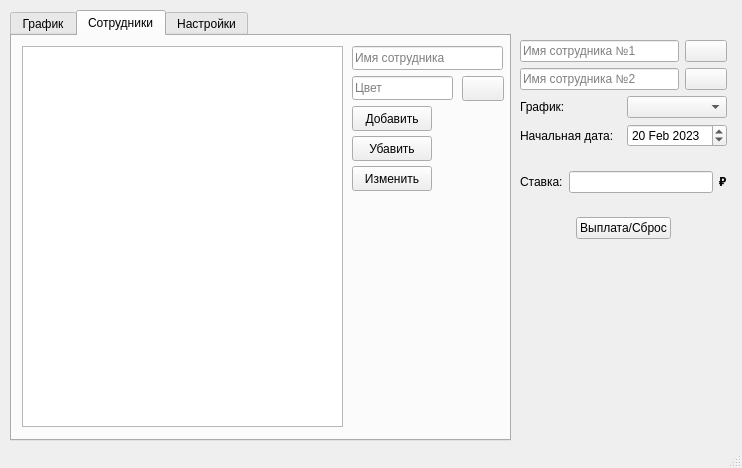
This is mainwindow.ui in The-Zealot/WBScheduleManager as Qt 5 draws it before an edit. The edited form follows.
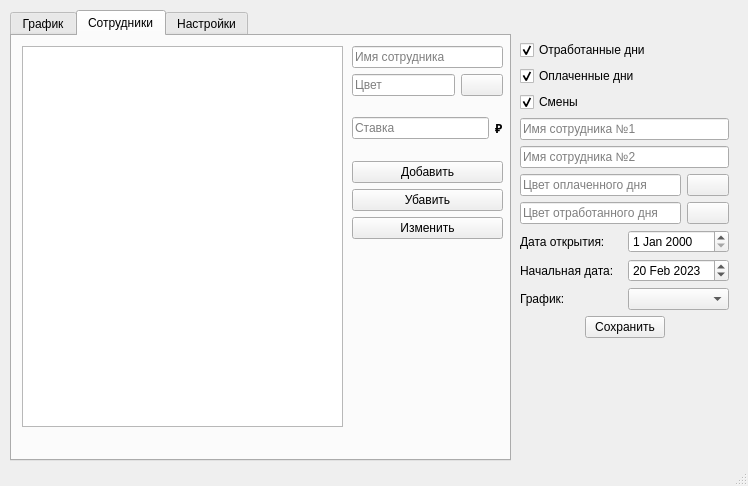
This is the edited form.

Commit message: Redesigned main form

```diff
--- a/mainwindow.ui
+++ b/mainwindow.ui
@@ -6,8 +6,8 @@
    <rect>
     <x>0</x>
     <y>0</y>
-    <width>742</width>
-    <height>468</height>
+    <width>748</width>
+    <height>486</height>
    </rect>
   </property>
   <property name="windowTitle">
@@ -20,7 +20,7 @@
       <x>10</x>
       <y>10</y>
       <width>501</width>
-      <height>431</height>
+      <height>451</height>
      </rect>
     </property>
     <property name="tabPosition">
@@ -42,12 +42,24 @@
      <widget class="QCalendarWidget" name="calendarWidget">
       <property name="geometry">
        <rect>
-        <x>10</x>
-        <y>100</y>
-        <width>301</width>
-        <height>291</height>
+        <x>11</x>
+        <y>104</y>
+        <width>285</width>
+        <height>303</height>
        </rect>
       </property>
+      <property name="sizePolicy">
+       <sizepolicy hsizetype="Preferred" vsizetype="Preferred">
+        <horstretch>0</horstretch>
+        <verstretch>0</verstretch>
+       </sizepolicy>
+      </property>
+      <property name="minimumSize">
+       <size>
+        <width>0</width>
+        <height>0</height>
+       </size>
+      </property>
       <property name="styleSheet">
        <string notr="true">QCalendarWidget QToolButton {
   	color: white;
@@ -96,43 +108,12 @@
        <bool>true</bool>
       </property>
      </widget>
-     <widget class="QTextBrowser" name="textBrowserLoggs">
-      <property name="geometry">
-       <rect>
-        <x>320</x>
-        <y>250</y>
-        <width>171</width>
-        <height>141</height>
-       </rect>
-      </property>
-      <property name="sizePolicy">
-       <sizepolicy hsizetype="Expanding" vsizetype="Expanding">
-        <horstretch>0</horstretch>
-        <verstretch>0</verstretch>
-       </sizepolicy>
-      </property>
-      <property name="maximumSize">
-       <size>
-        <width>16777215</width>
-        <height>16777215</height>
-       </size>
-      </property>
-      <property name="html">
-       <string>&lt;!DOCTYPE HTML PUBLIC &quot;-//W3C//DTD HTML 4.0//EN&quot; &quot;http://www.w3.org/TR/REC-html40/strict.dtd&quot;&gt;
-&lt;html&gt;&lt;head&gt;&lt;meta name=&quot;qrichtext&quot; content=&quot;1&quot; /&gt;&lt;style type=&quot;text/css&quot;&gt;
-p, li { white-space: pre-wrap; }
-&lt;/style&gt;&lt;/head&gt;&lt;body style=&quot; font-family:'MS Shell Dlg 2'; font-size:7.8pt; font-weight:400; font-style:normal;&quot;&gt;
-&lt;p style=&quot; margin-top:0px; margin-bottom:0px; margin-left:0px; margin-right:0px; -qt-block-indent:0; text-indent:0px;&quot;&gt;Смен отработано:&lt;/p&gt;
-&lt;p style=&quot; margin-top:0px; margin-bottom:0px; margin-left:0px; margin-right:0px; -qt-block-indent:0; text-indent:0px;&quot;&gt;Сотрудник %1: %2 (%3 руб.)&lt;/p&gt;
-&lt;p style=&quot; margin-top:0px; margin-bottom:0px; margin-left:0px; margin-right:0px; -qt-block-indent:0; text-indent:0px;&quot;&gt;Сотрудник %4: %5 (%6 руб.)&lt;/p&gt;&lt;/body&gt;&lt;/html&gt;</string>
-      </property>
-     </widget>
      <widget class="QGroupBox" name="groupBox">
       <property name="geometry">
        <rect>
-        <x>10</x>
-        <y>10</y>
-        <width>481</width>
+        <x>11</x>
+        <y>11</y>
+        <width>475</width>
         <height>86</height>
        </rect>
       </property>
@@ -272,15 +253,52 @@
        </item>
       </layout>
      </widget>
+     <widget class="QWidget" name="layoutWidget">
+      <property name="geometry">
+       <rect>
+        <x>303</x>
+        <y>104</y>
+        <width>183</width>
+        <height>303</height>
+       </rect>
+      </property>
+      <layout class="QVBoxLayout" name="verticalLayout_6">
+       <item>
      <widget class="QTextBrowser" name="textBrowserShiftInfo">
-      <property name="geometry">
-       <rect>
-        <x>320</x>
-        <y>100</y>
-        <width>171</width>
-        <height>141</height>
-       </rect>
-      </property>
+         <property name="sizePolicy">
+          <sizepolicy hsizetype="Maximum" vsizetype="Expanding">
+           <horstretch>0</horstretch>
+           <verstretch>0</verstretch>
+          </sizepolicy>
+         </property>
+        </widget>
+       </item>
+       <item>
+        <widget class="QTextBrowser" name="textBrowserLoggs">
+         <property name="sizePolicy">
+          <sizepolicy hsizetype="Maximum" vsizetype="Expanding">
+           <horstretch>0</horstretch>
+           <verstretch>0</verstretch>
+          </sizepolicy>
+         </property>
+         <property name="maximumSize">
+          <size>
+           <width>16777215</width>
+           <height>16777215</height>
+          </size>
+         </property>
+         <property name="html">
+          <string>&lt;!DOCTYPE HTML PUBLIC &quot;-//W3C//DTD HTML 4.0//EN&quot; &quot;http://www.w3.org/TR/REC-html40/strict.dtd&quot;&gt;
+&lt;html&gt;&lt;head&gt;&lt;meta name=&quot;qrichtext&quot; content=&quot;1&quot; /&gt;&lt;style type=&quot;text/css&quot;&gt;
+p, li { white-space: pre-wrap; }
+&lt;/style&gt;&lt;/head&gt;&lt;body style=&quot; font-family:'MS Shell Dlg 2'; font-size:7.8pt; font-weight:400; font-style:normal;&quot;&gt;
+&lt;p style=&quot; margin-top:0px; margin-bottom:0px; margin-left:0px; margin-right:0px; -qt-block-indent:0; text-indent:0px;&quot;&gt;Смен отработано:&lt;/p&gt;
+&lt;p style=&quot; margin-top:0px; margin-bottom:0px; margin-left:0px; margin-right:0px; -qt-block-indent:0; text-indent:0px;&quot;&gt;Сотрудник %1: %2 (%3 руб.)&lt;/p&gt;
+&lt;p style=&quot; margin-top:0px; margin-bottom:0px; margin-left:0px; margin-right:0px; -qt-block-indent:0; text-indent:0px;&quot;&gt;Сотрудник %4: %5 (%6 руб.)&lt;/p&gt;&lt;/body&gt;&lt;/html&gt;</string>
+         </property>
+        </widget>
+       </item>
+      </layout>
      </widget>
     </widget>
     <widget class="QWidget" name="tab_2">
@@ -297,95 +315,101 @@
        </rect>
       </property>
      </widget>
+     <widget class="QWidget" name="layoutWidget">
+      <property name="geometry">
+       <rect>
+        <x>340</x>
+        <y>10</y>
+        <width>151</width>
+        <height>193</height>
+       </rect>
+      </property>
+      <layout class="QVBoxLayout" name="verticalLayout_4">
+       <item>
+        <layout class="QVBoxLayout" name="verticalLayout_2">
+         <item>
+          <widget class="QLineEdit" name="editEmployeeName">
+           <property name="placeholderText">
+            <string>Имя сотрудника</string>
+           </property>
+          </widget>
+         </item>
+         <item>
+          <layout class="QHBoxLayout" name="horizontalLayout">
+           <item>
      <widget class="QLineEdit" name="editHex">
-      <property name="geometry">
-       <rect>
-        <x>340</x>
-        <y>40</y>
-        <width>101</width>
-        <height>24</height>
-       </rect>
-      </property>
       <property name="placeholderText">
        <string>Цвет</string>
       </property>
      </widget>
-     <widget class="QPushButton" name="buttonEdit">
-      <property name="geometry">
-       <rect>
-        <x>340</x>
-        <y>130</y>
-        <width>80</width>
-        <height>25</height>
-       </rect>
-      </property>
+           </item>
+           <item>
+            <widget class="QPushButton" name="widgetColor_2">
+             <property name="sizePolicy">
+              <sizepolicy hsizetype="Preferred" vsizetype="Fixed">
+               <horstretch>0</horstretch>
+               <verstretch>0</verstretch>
+              </sizepolicy>
+             </property>
+             <property name="minimumSize">
+              <size>
+               <width>42</width>
+               <height>0</height>
+              </size>
+             </property>
       <property name="text">
-       <string>Изменить</string>
-      </property>
-     </widget>
-     <widget class="QPushButton" name="buttonRemove">
-      <property name="geometry">
-       <rect>
-        <x>340</x>
-        <y>100</y>
-        <width>80</width>
-        <height>25</height>
-       </rect>
-      </property>
+              <string/>
+             </property>
+            </widget>
+           </item>
+          </layout>
+         </item>
+         <item>
+          <layout class="QHBoxLayout" name="horizontalLayout_3">
+           <item>
+            <widget class="QLineEdit" name="editSalary">
+             <property name="placeholderText">
+              <string>Ставка</string>
+             </property>
+            </widget>
+           </item>
+           <item>
+            <widget class="QLabel" name="label_2">
       <property name="text">
-       <string>Убавить</string>
-      </property>
-     </widget>
+              <string>&lt;html&gt;&lt;head/&gt;&lt;body&gt;&lt;p&gt;&lt;span style=&quot; font-weight:600;&quot;&gt;₽&lt;/span&gt;&lt;/p&gt;&lt;/body&gt;&lt;/html&gt;</string>
+             </property>
+            </widget>
+           </item>
+          </layout>
+         </item>
+        </layout>
+       </item>
+       <item>
+        <layout class="QVBoxLayout" name="verticalLayout">
+         <item>
      <widget class="QPushButton" name="buttonAdd">
-      <property name="geometry">
-       <rect>
-        <x>340</x>
-        <y>70</y>
-        <width>80</width>
-        <height>25</height>
-       </rect>
-      </property>
       <property name="text">
        <string>Добавить</string>
       </property>
      </widget>
-     <widget class="QLineEdit" name="editEmployee1_2">
-      <property name="geometry">
-       <rect>
-        <x>340</x>
-        <y>10</y>
-        <width>151</width>
-        <height>24</height>
-       </rect>
-      </property>
-      <property name="placeholderText">
-       <string>Имя сотрудника</string>
-      </property>
-     </widget>
-     <widget class="QPushButton" name="widgetColor_2">
-      <property name="geometry">
-       <rect>
-        <x>450</x>
-        <y>40</y>
-        <width>42</width>
-        <height>25</height>
-       </rect>
-      </property>
-      <property name="sizePolicy">
-       <sizepolicy hsizetype="Preferred" vsizetype="Fixed">
-        <horstretch>0</horstretch>
-        <verstretch>0</verstretch>
-       </sizepolicy>
-      </property>
-      <property name="minimumSize">
-       <size>
-        <width>42</width>
-        <height>0</height>
-       </size>
-      </property>
+         </item>
+         <item>
+          <widget class="QPushButton" name="buttonRemove">
+           <property name="text">
+            <string>Убавить</string>
+           </property>
+          </widget>
+         </item>
+         <item>
+          <widget class="QPushButton" name="buttonEdit">
       <property name="text">
-       <string/>
-      </property>
+            <string>Изменить</string>
+           </property>
+          </widget>
+         </item>
+        </layout>
+       </item>
+      </layout>
      </widget>
     </widget>
     <widget class="QWidget" name="tab_3">
@@ -399,15 +423,47 @@
      <rect>
       <x>520</x>
       <y>40</y>
-      <width>207</width>
-      <height>199</height>
+      <width>209</width>
+      <height>421</height>
      </rect>
     </property>
-    <layout class="QVBoxLayout" name="verticalLayout_2">
+    <layout class="QVBoxLayout" name="verticalLayout_7">
      <item>
-      <layout class="QVBoxLayout" name="verticalLayout">
+      <layout class="QVBoxLayout" name="verticalLayout_3">
        <item>
-        <layout class="QHBoxLayout" name="horizontalLayout">
+        <widget class="QCheckBox" name="checkBoxFinishedDays">
+         <property name="text">
+          <string>Отработанные дни</string>
+         </property>
+         <property name="checked">
+          <bool>true</bool>
+         </property>
+        </widget>
+       </item>
+       <item>
+        <widget class="QCheckBox" name="checkBoxPayedDays">
+         <property name="text">
+          <string>Оплаченные дни</string>
+         </property>
+         <property name="checked">
+          <bool>true</bool>
+         </property>
+        </widget>
+       </item>
+       <item>
+        <widget class="QCheckBox" name="checkBoxShifts">
+         <property name="text">
+          <string>Смены</string>
+         </property>
+         <property name="checked">
+          <bool>true</bool>
+         </property>
+        </widget>
+       </item>
+      </layout>
+     </item>
+     <item>
+      <layout class="QVBoxLayout" name="verticalLayout_5">
          <item>
           <widget class="QLineEdit" name="editEmployee1">
            <property name="placeholderText">
@@ -416,29 +472,6 @@
           </widget>
          </item>
          <item>
-          <widget class="QPushButton" name="widgetColor">
-           <property name="sizePolicy">
-            <sizepolicy hsizetype="Preferred" vsizetype="Fixed">
-             <horstretch>0</horstretch>
-             <verstretch>0</verstretch>
-            </sizepolicy>
-           </property>
-           <property name="minimumSize">
-            <size>
-             <width>42</width>
-             <height>0</height>
-            </size>
-           </property>
-           <property name="text">
-            <string/>
-           </property>
-          </widget>
-         </item>
-        </layout>
-       </item>
-       <item>
-        <layout class="QHBoxLayout" name="horizontalLayout_2">
-         <item>
           <widget class="QLineEdit" name="editEmployee2">
            <property name="placeholderText">
             <string>Имя сотрудника №2</string>
@@ -446,6 +479,45 @@
           </widget>
          </item>
          <item>
+        <layout class="QHBoxLayout" name="horizontalLayout_2">
+         <item>
+          <widget class="QLineEdit" name="editColorPayedDay">
+           <property name="placeholderText">
+            <string>Цвет оплаченного дня</string>
+           </property>
+          </widget>
+         </item>
+         <item>
+          <widget class="QPushButton" name="widgetColor">
+           <property name="sizePolicy">
+            <sizepolicy hsizetype="Preferred" vsizetype="Fixed">
+             <horstretch>0</horstretch>
+             <verstretch>0</verstretch>
+            </sizepolicy>
+           </property>
+           <property name="minimumSize">
+            <size>
+             <width>42</width>
+             <height>0</height>
+            </size>
+           </property>
+           <property name="text">
+            <string/>
+           </property>
+          </widget>
+         </item>
+        </layout>
+       </item>
+       <item>
+        <layout class="QHBoxLayout" name="horizontalLayout_7">
+         <item>
+          <widget class="QLineEdit" name="editColorFinishedDay">
+           <property name="placeholderText">
+            <string>Цвет отработанного дня</string>
+           </property>
+          </widget>
+         </item>
+         <item>
           <widget class="QPushButton" name="widgetColor2">
            <property name="sizePolicy">
             <sizepolicy hsizetype="Preferred" vsizetype="Fixed">
@@ -466,26 +538,17 @@
          </item>
         </layout>
        </item>
-      </layout>
-     </item>
      <item>
-      <layout class="QHBoxLayout" name="horizontalLayout_4">
+        <layout class="QHBoxLayout" name="horizontalLayout_8">
        <item>
-        <widget class="QLabel" name="label_3">
+          <widget class="QLabel" name="label">
          <property name="text">
-          <string>График:</string>
+            <string>Дата открытия:</string>
          </property>
         </widget>
        </item>
        <item>
-        <widget class="QComboBox" name="comboBox">
-         <property name="sizePolicy">
-          <sizepolicy hsizetype="Minimum" vsizetype="Fixed">
-           <horstretch>0</horstretch>
-           <verstretch>0</verstretch>
-          </sizepolicy>
-         </property>
-        </widget>
+          <widget class="QDateEdit" name="dateEditOpen"/>
        </item>
       </layout>
      </item>
@@ -499,7 +562,7 @@
         </widget>
        </item>
        <item>
-        <widget class="QDateEdit" name="dateEdit">
+          <widget class="QDateEdit" name="dateEditStartpoint">
          <property name="dateTime">
           <datetime>
            <hour>0</hour>
@@ -515,21 +578,21 @@
       </layout>
      </item>
      <item>
-      <layout class="QHBoxLayout" name="horizontalLayout_3">
+        <layout class="QHBoxLayout" name="horizontalLayout_4">
        <item>
-        <widget class="QLabel" name="label">
+          <widget class="QLabel" name="label_3">
          <property name="text">
-          <string>Ставка:</string>
+            <string>График:</string>
          </property>
         </widget>
        </item>
        <item>
-        <widget class="QLineEdit" name="editSalary"/>
-       </item>
-       <item>
-        <widget class="QLabel" name="label_2">
-         <property name="text">
-          <string>&lt;html&gt;&lt;head/&gt;&lt;body&gt;&lt;p&gt;&lt;span style=&quot; font-weight:600;&quot;&gt;₽&lt;/span&gt;&lt;/p&gt;&lt;/body&gt;&lt;/html&gt;</string>
+          <widget class="QComboBox" name="comboBoxSchedle">
+           <property name="sizePolicy">
+            <sizepolicy hsizetype="Minimum" vsizetype="Fixed">
+             <horstretch>0</horstretch>
+             <verstretch>0</verstretch>
+            </sizepolicy>
          </property>
         </widget>
        </item>
@@ -551,9 +614,9 @@
         </spacer>
        </item>
        <item>
-        <widget class="QPushButton" name="buttonPay">
+          <widget class="QPushButton" name="buttonSaveSettings">
          <property name="text">
-          <string>Выплата/Сброс</string>
+            <string>Сохранить</string>
          </property>
         </widget>
        </item>
@@ -573,6 +636,21 @@
       </layout>
      </item>
     </layout>
+     </item>
+     <item>
+      <spacer name="verticalSpacer">
+       <property name="orientation">
+        <enum>Qt::Vertical</enum>
+       </property>
+       <property name="sizeHint" stdset="0">
+        <size>
+         <width>20</width>
+         <height>40</height>
+        </size>
+       </property>
+      </spacer>
+     </item>
+    </layout>
    </widget>
   </widget>
   <widget class="QStatusBar" name="statusBar"/>
```
Left out of the diff: 37 changed lines with no effect on the pictures. Lines whose indentation alone changed are shown as unchanged. The commit also changes 1 other file.
